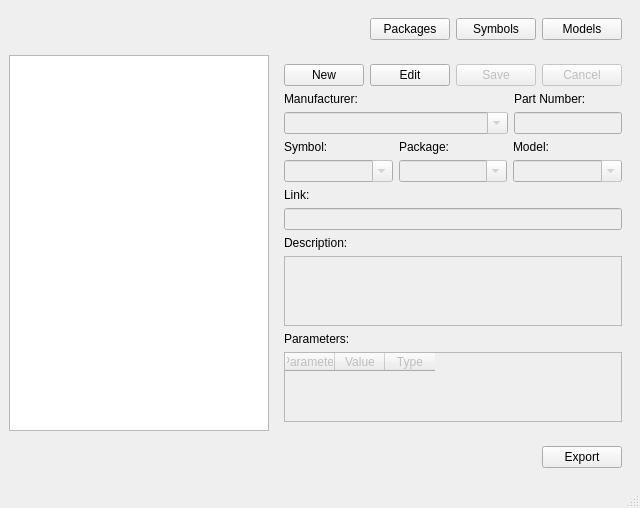
First picture: the form in client/src/ui/mainwindow.ui, repository BamWolf/altium-common-library.client, before the edit.
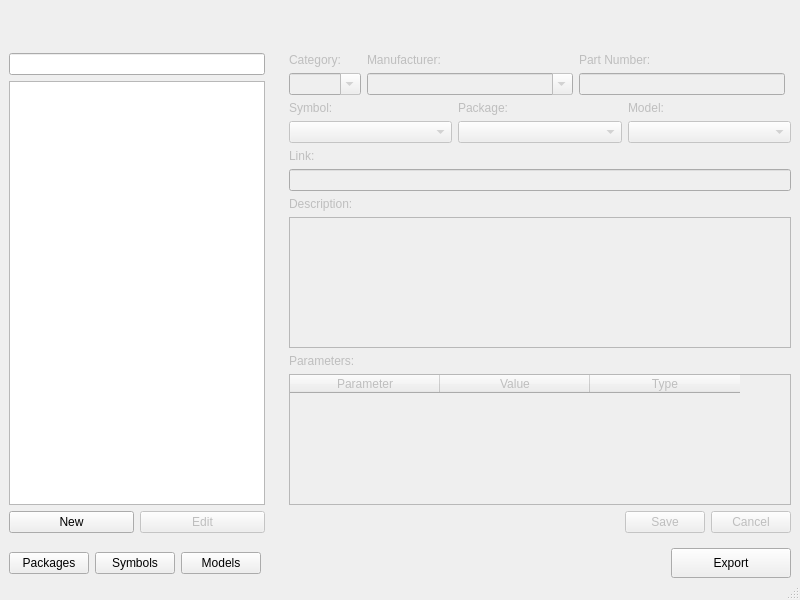
Second picture: the form after the edit.

```diff
--- a/client/src/ui/mainwindow.ui
+++ b/client/src/ui/mainwindow.ui
@@ -6,15 +6,24 @@
    <rect>
     <x>0</x>
     <y>0</y>
-    <width>640</width>
-    <height>480</height>
+    <width>800</width>
+    <height>600</height>
    </rect>
   </property>
+  <property name="minimumSize">
+   <size>
+    <width>800</width>
+    <height>600</height>
+   </size>
+  </property>
   <property name="windowTitle">
    <string>CrowdLibrary Manager</string>
   </property>
   <widget class="QWidget" name="centralwidget">
    <layout class="QVBoxLayout" name="verticalLayout_2">
+    <property name="margin">
+     <number>0</number>
+    </property>
     <item>
      <widget class="QWidget" name="widget_header" native="true">
       <layout class="QHBoxLayout" name="horizontalLayout">
@@ -31,81 +40,152 @@
          </property>
         </spacer>
        </item>
-       <item>
-        <widget class="QPushButton" name="packageButton">
-         <property name="text">
-          <string>Packages</string>
-         </property>
-        </widget>
-       </item>
-       <item>
-        <widget class="QPushButton" name="symbolButton">
-         <property name="text">
-          <string>Symbols</string>
-         </property>
-        </widget>
-       </item>
-       <item>
-        <widget class="QPushButton" name="modelButton">
-         <property name="text">
-          <string>Models</string>
-         </property>
-        </widget>
-       </item>
       </layout>
      </widget>
     </item>
     <item>
      <widget class="QWidget" name="widget_body" native="true">
+      <property name="sizePolicy">
+       <sizepolicy hsizetype="Preferred" vsizetype="Preferred">
+        <horstretch>0</horstretch>
+        <verstretch>0</verstretch>
+       </sizepolicy>
+      </property>
       <layout class="QHBoxLayout" name="horizontalLayout_2">
        <property name="margin">
         <number>0</number>
        </property>
        <item>
-        <widget class="QListWidget" name="componentList"/>
+        <widget class="QWidget" name="listWidget" native="true">
+         <property name="sizePolicy">
+          <sizepolicy hsizetype="Maximum" vsizetype="Preferred">
+           <horstretch>0</horstretch>
+           <verstretch>0</verstretch>
+          </sizepolicy>
+         </property>
+         <layout class="QVBoxLayout" name="verticalLayout">
+          <item>
+           <widget class="QLineEdit" name="filterEdit"/>
+          </item>
+          <item>
+           <widget class="QListWidget" name="componentList"/>
+          </item>
+          <item>
+           <widget class="QWidget" name="buttonsWidgetLeft" native="true">
+            <layout class="QHBoxLayout" name="horizontalLayout_4">
+             <property name="margin">
+              <number>0</number>
+             </property>
+             <item>
+              <widget class="QPushButton" name="newButton">
+               <property name="text">
+                <string>New</string>
+               </property>
+              </widget>
+             </item>
+             <item>
+              <widget class="QPushButton" name="editButton">
+               <property name="enabled">
+                <bool>false</bool>
+               </property>
+               <property name="text">
+                <string>Edit</string>
+               </property>
+              </widget>
+             </item>
+            </layout>
+           </widget>
+          </item>
+         </layout>
+        </widget>
        </item>
        <item>
-        <widget class="QWidget" name="widget" native="true">
+        <widget class="QWidget" name="infoWidget" native="true">
+         <property name="enabled">
+          <bool>false</bool>
+         </property>
+         <property name="sizePolicy">
+          <sizepolicy hsizetype="MinimumExpanding" vsizetype="Preferred">
+           <horstretch>0</horstretch>
+           <verstretch>0</verstretch>
+          </sizepolicy>
+         </property>
          <layout class="QGridLayout" name="gridLayout">
-          <item row="2" column="0">
-           <widget class="QLabel" name="manufacturerLabel">
-            <property name="text">
-             <string>Manufacturer:</string>
-            </property>
+          <item row="4" column="0" colspan="2">
+           <widget class="QWidget" name="boxWidget" native="true">
+            <layout class="QGridLayout" name="gridLayout_2">
+             <property name="margin">
+              <number>0</number>
+             </property>
+             <item row="1" column="1">
+              <widget class="QComboBox" name="symbolBox"/>
+             </item>
+             <item row="1" column="2">
+              <widget class="QComboBox" name="packageBox"/>
+             </item>
+             <item row="1" column="3">
+              <widget class="QComboBox" name="modelBox"/>
+             </item>
+             <item row="0" column="1">
+              <widget class="QLabel" name="symbolLabel">
+               <property name="text">
+                <string>Symbol:</string>
+               </property>
+              </widget>
+             </item>
+             <item row="0" column="2">
+              <widget class="QLabel" name="packageLabel">
+               <property name="text">
+                <string>Package:</string>
+               </property>
+              </widget>
+             </item>
+             <item row="0" column="3">
+              <widget class="QLabel" name="modelLabel">
+               <property name="text">
+                <string>Model:</string>
+               </property>
+              </widget>
+             </item>
+            </layout>
            </widget>
           </item>
-          <item row="2" column="1">
-           <widget class="QLabel" name="partnumberLabel">
+          <item row="5" column="0">
+           <widget class="QLabel" name="linkLabel">
             <property name="text">
-             <string>Part Number:</string>
+             <string>Link:</string>
             </property>
            </widget>
           </item>
           <item row="6" column="0" colspan="2">
-           <widget class="QLineEdit" name="linkEdit">
-            <property name="enabled">
-             <bool>false</bool>
+           <widget class="QLineEdit" name="linkEdit"/>
+          </item>
+          <item row="7" column="0">
+           <widget class="QLabel" name="descriptionLabel">
+            <property name="text">
+             <string>Description:</string>
             </property>
            </widget>
           </item>
           <item row="8" column="0" colspan="2">
            <widget class="QPlainTextEdit" name="descriptionEdit">
-            <property name="enabled">
-             <bool>false</bool>
-            </property>
             <property name="sizePolicy">
-             <sizepolicy hsizetype="Expanding" vsizetype="Preferred">
+             <sizepolicy hsizetype="Expanding" vsizetype="Expanding">
               <horstretch>0</horstretch>
               <verstretch>0</verstretch>
              </sizepolicy>
             </property>
            </widget>
           </item>
+          <item row="10" column="0">
+           <widget class="QLabel" name="parametersLabel">
+            <property name="text">
+             <string>Parameters:</string>
+            </property>
+           </widget>
+          </item>
           <item row="11" column="0" colspan="2">
            <widget class="QTableWidget" name="parametersTable">
-            <property name="enabled">
-             <bool>false</bool>
-            </property>
             <property name="sizePolicy">
              <sizepolicy hsizetype="Expanding" vsizetype="Expanding">
               <horstretch>0</horstretch>
@@ -116,7 +196,7 @@
              <bool>true</bool>
             </property>
             <attribute name="horizontalHeaderDefaultSectionSize">
-             <number>50</number>
+             <number>150</number>
             </attribute>
             <attribute name="verticalHeaderVisible">
              <bool>true</bool>
@@ -138,31 +218,27 @@
             </column>
            </widget>
           </item>
-          <item row="0" column="0" colspan="2">
-           <widget class="QWidget" name="widget_buttons" native="true">
+          <item row="12" column="0" colspan="2">
+           <widget class="QWidget" name="buttonsWidgetRight" native="true">
             <layout class="QHBoxLayout" name="horizontalLayout_5">
              <property name="margin">
               <number>0</number>
              </property>
              <item>
-              <widget class="QPushButton" name="newButton">
-               <property name="text">
-                <string>New</string>
+              <spacer name="horizontalSpacer">
+               <property name="orientation">
+                <enum>Qt::Horizontal</enum>
                </property>
-              </widget>
-             </item>
-             <item>
-              <widget class="QPushButton" name="editButton">
-               <property name="text">
-                <string>Edit</string>
+               <property name="sizeHint" stdset="0">
+                <size>
+                 <width>40</width>
+                 <height>20</height>
+                </size>
                </property>
-              </widget>
+              </spacer>
              </item>
              <item>
               <widget class="QPushButton" name="saveButton">
-               <property name="enabled">
-                <bool>false</bool>
-               </property>
                <property name="text">
                 <string>Save</string>
                </property>
@@ -170,9 +246,6 @@
              </item>
              <item>
               <widget class="QPushButton" name="cancelButton">
-               <property name="enabled">
-                <bool>false</bool>
-               </property>
                <property name="text">
                 <string>Cancel</string>
                </property>
@@ -181,116 +254,59 @@
             </layout>
            </widget>
           </item>
-          <item row="4" column="0" colspan="2">
-           <widget class="QWidget" name="widget" native="true">
-            <layout class="QGridLayout" name="gridLayout_2">
+          <item row="0" column="0" rowspan="2">
+           <widget class="QWidget" name="idWidget" native="true">
+            <layout class="QGridLayout" name="gridLayout_3">
              <property name="margin">
               <number>0</number>
              </property>
              <item row="1" column="1">
-              <widget class="QComboBox" name="symbolBox">
-               <property name="enabled">
-                <bool>false</bool>
+              <widget class="QComboBox" name="manufacturerBox">
+               <property name="sizePolicy">
+                <sizepolicy hsizetype="Expanding" vsizetype="Fixed">
+                 <horstretch>0</horstretch>
+                 <verstretch>0</verstretch>
+                </sizepolicy>
                </property>
                <property name="editable">
                 <bool>true</bool>
                </property>
               </widget>
              </item>
-             <item row="1" column="2">
-              <widget class="QComboBox" name="packageBox">
-               <property name="enabled">
-                <bool>false</bool>
-               </property>
+             <item row="1" column="0">
+              <widget class="QComboBox" name="categoryBox">
                <property name="editable">
                 <bool>true</bool>
                </property>
               </widget>
              </item>
-             <item row="1" column="3">
-              <widget class="QComboBox" name="modelBox">
-               <property name="enabled">
-                <bool>false</bool>
-               </property>
-               <property name="editable">
-                <bool>true</bool>
+             <item row="0" column="0">
+              <widget class="QLabel" name="categoryLabel">
+               <property name="text">
+                <string>Category:</string>
                </property>
               </widget>
              </item>
              <item row="0" column="1">
-              <widget class="QLabel" name="label">
+              <widget class="QLabel" name="manufacturerLabel">
                <property name="text">
-                <string>Symbol:</string>
+                <string>Manufacturer:</string>
                </property>
               </widget>
              </item>
+             <item row="1" column="2">
+              <widget class="QLineEdit" name="partnumberEdit"/>
+             </item>
              <item row="0" column="2">
-              <widget class="QLabel" name="label_2">
+              <widget class="QLabel" name="partnumberLabel">
                <property name="text">
-                <string>Package:</string>
-               </property>
-              </widget>
-             </item>
-             <item row="0" column="3">
-              <widget class="QLabel" name="label_3">
-               <property name="text">
-                <string>Model:</string>
+                <string>Part Number:</string>
                </property>
               </widget>
              </item>
             </layout>
            </widget>
           </item>
-          <item row="5" column="0">
-           <widget class="QLabel" name="label_4">
-            <property name="text">
-             <string>Link:</string>
-            </property>
-           </widget>
-          </item>
-          <item row="10" column="0">
-           <widget class="QLabel" name="label_5">
-            <property name="text">
-             <string>Parameters:</string>
-            </property>
-           </widget>
-          </item>
-          <item row="7" column="0">
-           <widget class="QLabel" name="label_6">
-            <property name="text">
-             <string>Description:</string>
-            </property>
-           </widget>
-          </item>
-          <item row="3" column="1">
-           <widget class="QLineEdit" name="componentPartnumber">
-            <property name="enabled">
-             <bool>false</bool>
-            </property>
-            <property name="sizePolicy">
-             <sizepolicy hsizetype="Maximum" vsizetype="Fixed">
-              <horstretch>0</horstretch>
-              <verstretch>0</verstretch>
-             </sizepolicy>
-            </property>
-           </widget>
-          </item>
-          <item row="3" column="0">
-           <widget class="QComboBox" name="manufacturerBox">
-            <property name="enabled">
-             <bool>false</bool>
-            </property>
-            <property name="sizePolicy">
-             <sizepolicy hsizetype="Expanding" vsizetype="Fixed">
-              <horstretch>0</horstretch>
-              <verstretch>0</verstretch>
-             </sizepolicy>
-            </property>
-            <property name="editable">
-             <bool>true</bool>
-            </property>
-           </widget>
-          </item>
          </layout>
         </widget>
        </item>
@@ -300,6 +316,33 @@
     <item>
      <widget class="QWidget" name="widget_footer" native="true">
       <layout class="QHBoxLayout" name="horizontalLayout_3">
+       <property name="topMargin">
+        <number>0</number>
+       </property>
+       <property name="bottomMargin">
+        <number>0</number>
+       </property>
+       <item>
+        <widget class="QPushButton" name="packageButton">
+         <property name="text">
+          <string>Packages</string>
+         </property>
+        </widget>
+       </item>
+       <item>
+        <widget class="QPushButton" name="symbolButton">
+         <property name="text">
+          <string>Symbols</string>
+         </property>
+        </widget>
+       </item>
+       <item>
+        <widget class="QPushButton" name="modelButton">
+         <property name="text">
+          <string>Models</string>
+         </property>
+        </widget>
+       </item>
        <item>
         <spacer name="spacer_footer">
          <property name="orientation">
@@ -315,6 +358,12 @@
        </item>
        <item>
         <widget class="QPushButton" name="export_button">
+         <property name="minimumSize">
+          <size>
+           <width>120</width>
+           <height>30</height>
+          </size>
+         </property>
          <property name="text">
           <string>Export</string>
          </property>
@@ -330,7 +379,7 @@
     <rect>
      <x>0</x>
      <y>0</y>
-     <width>640</width>
+     <width>800</width>
      <height>21</height>
     </rect>
    </property>
```
